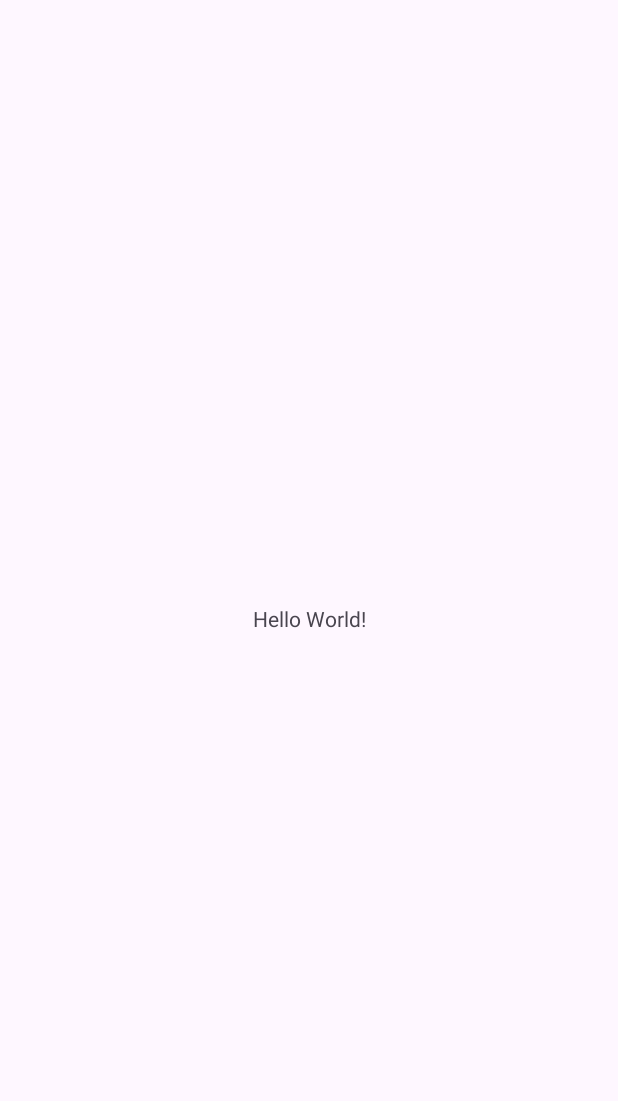
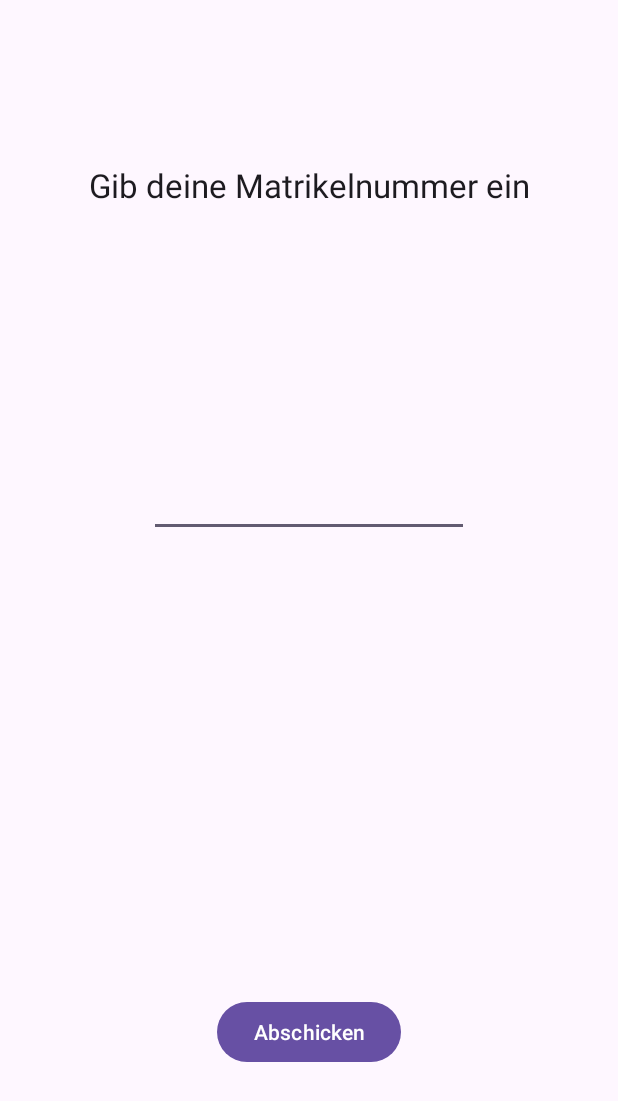
Before and after one commit to EliasWa6202/SE2Einzelphase, an Android app: the screen it shows after launch (MainActivity), on a phone screen of 412 x 824 dp. Before the commit the part shown is almost empty. Shown: the top 1101 px of the screen. Run offline under Robolectric (Android 15) with nearby library versions, the phone set to English and light mode, and no system bars.

Commit message:
Implemented Feature 2.1, Setup Server Connection and build a simple Android App

```diff
--- a/app/src/main/AndroidManifest.xml
+++ b/app/src/main/AndroidManifest.xml
@@ -1,7 +1,7 @@
 <?xml version="1.0" encoding="utf-8"?>
 <manifest xmlns:android="http://schemas.android.com/apk/res/android"
     xmlns:tools="http://schemas.android.com/tools">
-
+    <uses-permission android:name="android.permission.INTERNET" />
     <application
         android:allowBackup="true"
         android:dataExtractionRules="@xml/data_extraction_rules"
--- a/app/src/main/java/com/example/se2_einzelphase_wassertheurer/MainActivity.java
+++ b/app/src/main/java/com/example/se2_einzelphase_wassertheurer/MainActivity.java
@@ -1,6 +1,11 @@
 package com.example.se2_einzelphase_wassertheurer;
 
 import android.os.Bundle;
+import android.util.Log;
+import android.view.View;
+import android.widget.Button;
+import android.widget.EditText;
+import android.widget.TextView;
 
 import androidx.activity.EdgeToEdge;
 import androidx.appcompat.app.AppCompatActivity;
@@ -8,7 +13,20 @@ import androidx.core.graphics.Insets;
 import androidx.core.view.ViewCompat;
 import androidx.core.view.WindowInsetsCompat;
 
+import java.io.BufferedReader;
+import java.io.BufferedWriter;
+import java.io.InputStreamReader;
+import java.io.OutputStreamWriter;
+import java.net.Socket;
+
 public class MainActivity extends AppCompatActivity {
+
+    private Socket client;
+    private BufferedWriter out;
+    private BufferedReader in;
+
+    private static final String ip = "se2-submission.aau.at";
+    private static final int port = 20080;
 
     @Override
     protected void onCreate(Bundle savedInstanceState) {
@@ -20,5 +38,86 @@ public class MainActivity extends AppCompatActivity {
             v.setPadding(systemBars.left, systemBars.top, systemBars.right, systemBars.bottom);
             return insets;
         });
+
+        TextView tvResponse = findViewById(R.id.tvResponse);
+        EditText etnMatrikelnummer = findViewById(R.id.eTNMatrikelnummer);
+        Button btnSend = findViewById(R.id.btnSend);
+
+        // network running on separate thread
+        new Thread(new Runnable() {
+            @Override
+            public void run() {
+                startConnection(ip, port);
+            }
+        }).start();
+
+        // button "Abschicken"
+        btnSend.setOnClickListener(new View.OnClickListener() {
+            @Override
+            public void onClick(View v) {
+                String sidString = etnMatrikelnummer.getText().toString();
+                int sid = Integer.parseInt(sidString);
+
+                new Thread(new Runnable() {
+                    @Override
+                    public void run() {
+                        String respMsg = sendStudentId(sid);
+                        runOnUiThread(new Runnable() {
+                            @Override
+                            public void run() {
+                                tvResponse.setText(respMsg);
+                            }
+                        });
+                    }
+                }).start();
+            }
+        });
+    }
+
+    // handles closing the app
+    @Override
+    protected void onStop() {
+        super.onStop();
+        stopConnection();
+    }
+
+    // builds up connection
+    public void startConnection(String ip, int port) {
+        try {
+            client = new Socket(ip, port);
+            out = new BufferedWriter(new OutputStreamWriter(client.getOutputStream()));
+            in = new BufferedReader(new InputStreamReader(client.getInputStream()));
+        } catch (Exception e) {
+            Log.e("Error", "Exception: " + e + " thrown, when trying to start the connection.");
+        }
+        Log.i("Info", "Client connected to server on ip " + ip + ":" + port + ".");
+    }
+
+    // sends the studentId to the server
+    public String sendStudentId(int sid) {
+        String response = "";
+        try {
+            // sending the student Id to Server
+            out.write(Integer.toString(sid));
+            out.newLine(); // in.readLine() on server side
+            out.flush(); // "flushes" (sends) the data immediately
+            // return the response from the Server
+            response = in.readLine();
+        } catch(Exception e) {
+            Log.e("Error", "Exception: " + e + " thrown, when trying to send a message.");
+        }
+        return response;
+    }
+
+    // closes the connection
+    public void stopConnection() {
+        try {
+            in.close();
+            out.close();
+            client.close();
+        } catch (Exception e) {
+            Log.e("Error", "Exception: " + e + " thrown, when trying to stop the connection.");
+        }
+        Log.i("Info", "Connection closed successfully.");
     }
 }
--- a/app/src/main/res/layout/activity_main.xml
+++ b/app/src/main/res/layout/activity_main.xml
@@ -8,12 +8,55 @@
     tools:context=".MainActivity">
 
     <TextView
+        android:id="@+id/tvMatrikelnummer"
+        android:layout_width="299dp"
+        android:layout_height="51dp"
+        android:text="Gib deine Matrikelnummer ein"
+        android:textAlignment="center"
+        android:textAppearance="@style/TextAppearance.AppCompat.Large"
+        app:layout_constraintBottom_toTopOf="@+id/eTNMatrikelnummer"
+        app:layout_constraintEnd_toEndOf="parent"
+        app:layout_constraintStart_toStartOf="parent"
+        app:layout_constraintTop_toTopOf="parent"
+        app:layout_constraintVertical_bias="0.5" />
+
+    <EditText
+        android:id="@+id/eTNMatrikelnummer"
         android:layout_width="wrap_content"
-        android:layout_height="wrap_content"
-        android:text="Hello World!"
+        android:layout_height="89dp"
+        android:editable="true"
+        android:ems="10"
+        android:inputType="number"
+        android:visibility="visible"
         app:layout_constraintBottom_toBottomOf="parent"
         app:layout_constraintEnd_toEndOf="parent"
         app:layout_constraintStart_toStartOf="parent"
-        app:layout_constraintTop_toTopOf="parent" />
+        app:layout_constraintTop_toTopOf="parent"
+        app:layout_constraintVertical_bias="0.366" />
+
+    <TextView
+        android:id="@+id/tvResponse"
+        android:layout_width="270dp"
+        android:layout_height="82dp"
+        android:textAlignment="center"
+        android:visibility="visible"
+        app:layout_constraintBottom_toTopOf="@+id/btnSend"
+        app:layout_constraintEnd_toEndOf="parent"
+        app:layout_constraintHorizontal_bias="0.5"
+        app:layout_constraintStart_toStartOf="parent"
+        app:layout_constraintTop_toBottomOf="@+id/eTNMatrikelnummer"
+        app:layout_constraintVertical_bias="0.5" />
+
+    <Button
+        android:id="@+id/btnSend"
+        android:layout_width="wrap_content"
+        android:layout_height="wrap_content"
+        android:text="Abschicken"
+        app:layout_constraintBottom_toBottomOf="parent"
+        app:layout_constraintEnd_toEndOf="parent"
+        app:layout_constraintHorizontal_bias="0.5"
+        app:layout_constraintStart_toStartOf="parent"
+        app:layout_constraintTop_toBottomOf="@+id/tvResponse"
+        app:layout_constraintVertical_bias="0.5" />
 
 </androidx.constraintlayout.widget.ConstraintLayout>
```
